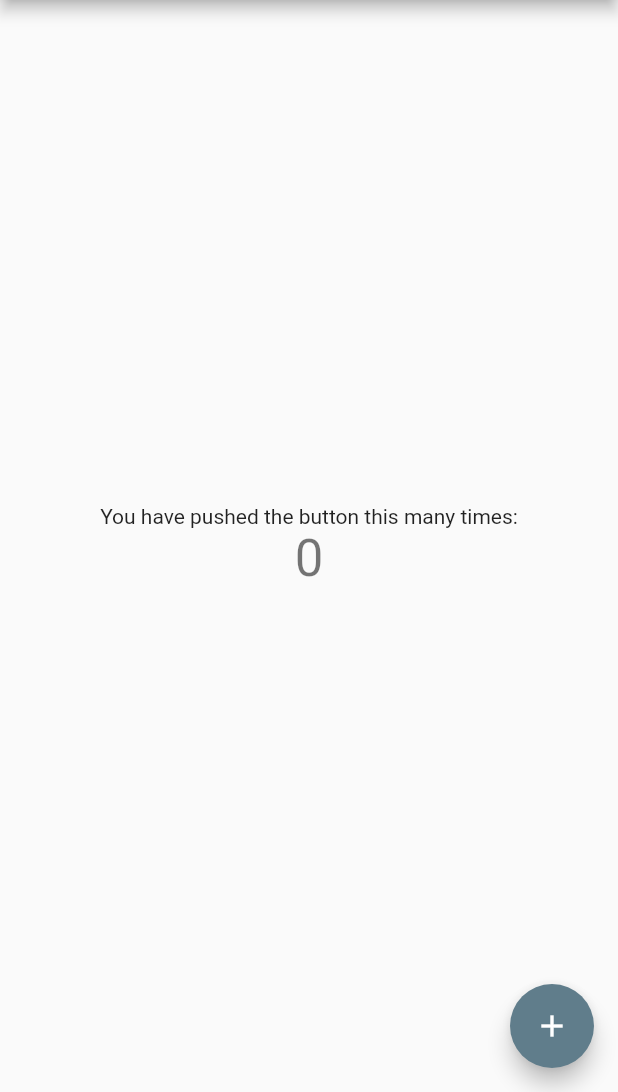
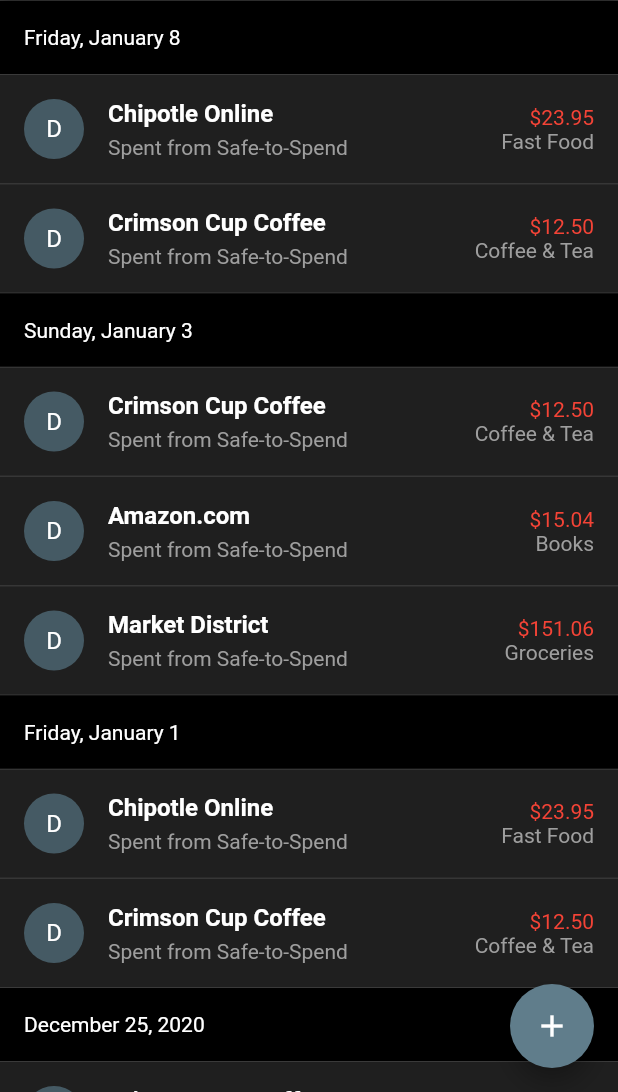
Before and after one commit to deriegle/flutter-simple-bank-clone, a Flutter app: the screen it shows after launch, on a phone screen of 412 x 824 dp, the part 144-1236 px from its top. Run offline on Flutter 3.47's test engine with Material 2 defaults, Android fonts, the phone set to English and light mode, and no system bars; drawn by our look-alikes of sticky_headers; network calls fail.

Commit message:
add expense list and expense model

```diff
--- /dev/null
+++ b/lib/expense_list.dart
@@ -0,0 +1,186 @@
+import 'package:flutter/material.dart';
+import 'package:sticky_headers/sticky_headers.dart';
+import 'package:simple_expenses/models/expense.dart';
+
+final listOfDates = [
+  DateTime.now(),
+  DateTime.parse('2021-01-03'),
+  DateTime.parse('2021-01-01'),
+  DateTime.parse('2020-11-25'),
+  DateTime.parse('2020-11-15'),
+  DateTime.parse('2020-11-10'),
+  DateTime.parse('2020-11-05'),
+  DateTime.parse('2020-11-01'),
+];
+
+const months = [
+  null,
+  'January',
+  'February',
+  'March',
+  'April',
+  'May',
+  'June',
+  'July',
+  'August',
+  'September',
+  'November',
+  'December',
+];
+
+const dayOfWeek = [
+  null,
+  'Monday',
+  'Tuesday',
+  'Wednesday',
+  'Thursday',
+  'Friday',
+  'Saturday',
+  'Sunday',
+];
+
+class ExpenseTile extends StatelessWidget {
+  final Expense expense;
+  final bool isFirst;
+
+  const ExpenseTile({Key key, @required this.expense, @required this.isFirst}) : super(key: key);
+
+  @override
+  Widget build(BuildContext context) {
+    return Container(
+      decoration: BoxDecoration(
+        border: isFirst
+            ? null
+            : Border(
+                top: BorderSide(width: 1, color: Colors.white10),
+              ),
+        color: Colors.white12,
+      ),
+      child: ListTile(
+        leading: CircleAvatar(child: Text('D')),
+        title:
+            Text(expense.name, style: TextStyle(fontWeight: FontWeight.bold, color: Colors.white)),
+        subtitle: Padding(
+          padding: const EdgeInsets.only(top: 5),
+          child: Text('Spent from Safe-to-Spend', style: TextStyle(color: Colors.grey)),
+        ),
+        trailing: Column(
+          mainAxisAlignment: MainAxisAlignment.center,
+          crossAxisAlignment: CrossAxisAlignment.end,
+          children: <Widget>[
+            Text('\$${expense.amount.toStringAsFixed(2)}', style: TextStyle(color: Colors.red)),
+            Text(expense.category, style: TextStyle(color: Colors.grey)),
+          ],
+        ),
+      ),
+    );
+  }
+}
+
+class ExpenseList extends StatelessWidget {
+  String formattedDate(DateTime d) {
+    final inTheLastWeek = DateTime.now().difference(d).inDays <= 7;
+    final month = months[d.month];
+
+    if (inTheLastWeek) {
+      return '${dayOfWeek[d.weekday]}, $month ${d.day}';
+    }
+
+    return '$month ${d.day}, ${d.year}';
+  }
+
+  Widget buildExpenseListForIndex(int index) {
+    if (index.isEven) {
+      return Column(
+        children: <Widget>[
+          ExpenseTile(
+            isFirst: true,
+            expense: Expense(
+              amount: 23.95,
+              name: 'Chipotle Online',
+              date: DateTime.now(),
+              category: 'Fast Food',
+              notes: '',
+            ),
+          ),
+          ExpenseTile(
+            isFirst: false,
+            expense: Expense(
+              amount: 12.50,
+              name: 'Crimson Cup Coffee',
+              date: DateTime.now(),
+              category: 'Coffee & Tea',
+              notes: '',
+            ),
+          ),
+        ],
+      );
+    } else {
+      return Column(
+        children: <Widget>[
+          ExpenseTile(
+            isFirst: true,
+            expense: Expense(
+              amount: 12.50,
+              name: 'Crimson Cup Coffee',
+              date: DateTime.now(),
+              category: 'Coffee & Tea',
+              notes: '',
+            ),
+          ),
+          ExpenseTile(
+            isFirst: false,
+            expense: Expense(
+              amount: 15.04,
+              name: 'Amazon.com',
+              date: DateTime.now(),
+              category: 'Books',
+              notes: '',
+            ),
+          ),
+          ExpenseTile(
+            isFirst: false,
+            expense: Expense(
+              amount: 151.06,
+              name: 'Market District',
+              date: DateTime.now(),
+              category: 'Groceries',
+              notes: '',
+            ),
+          ),
+        ],
+      );
+    }
+  }
+
+  @override
+  Widget build(BuildContext context) {
+    return Container(
+      color: Colors.black,
+      child: ListView.builder(
+        itemBuilder: (context, index) {
+          return StickyHeader(
+            header: Container(
+              height: 50.0,
+              decoration: BoxDecoration(
+                color: Colors.black,
+                border: Border(
+                  top: BorderSide(color: Colors.white30, width: 0.5),
+                  bottom: BorderSide(color: Colors.white30, width: 0.5),
+                ),
+              ),
+              padding: EdgeInsets.symmetric(horizontal: 16.0),
+              alignment: Alignment.centerLeft,
+              child: Text(
+                formattedDate(listOfDates[index]),
+                style: const TextStyle(color: Colors.white),
+              ),
+            ),
+            content: buildExpenseListForIndex(index),
+          );
+        },
+        itemCount: listOfDates.length,
+      ),
+    );
+  }
+}
--- a/lib/main.dart
+++ b/lib/main.dart
@@ -1,4 +1,5 @@
 import 'package:flutter/material.dart';
+import 'package:simple_expenses/expense_list.dart';
 import 'package:simple_expenses/more_actions_button.dart';
 import 'package:simple_expenses/safe_to_spend.dart';
 import 'package:simple_expenses/app_drawer.dart';
@@ -61,18 +62,7 @@
         actions: <Widget>[MoreActionsButton(onSelected: onMoreActionPress)],
         bottom: SafeToSpend(amount: 0, onPressed: () => onSafeToSpendPress(context)),
       ),
-      body: Center(
-        child: Column(
-          mainAxisAlignment: MainAxisAlignment.center,
-          children: <Widget>[
-            Text('You have pushed the button this many times:'),
-            Text(
-              '$_counter',
-              style: Theme.of(context).textTheme.display1,
-            ),
-          ],
-        ),
-      ),
+      body: ExpenseList(),
       drawer: AppDrawer(),
       floatingActionButton: FloatingActionButton(
         onPressed: _incrementCounter,
--- /dev/null
+++ b/lib/models/expense.dart
@@ -0,0 +1,17 @@
+import 'package:flutter/foundation.dart';
+
+class Expense {
+  final double amount;
+  final DateTime date;
+  final String notes;
+  final String name;
+  final String category;
+
+  Expense({
+    @required this.amount,
+    @required this.date,
+    @required this.notes,
+    @required this.name,
+    @required this.category,
+  });
+}
```
Also changed, not shown: pubspec.yaml (+1 -6 lines), pubspec.lock.
